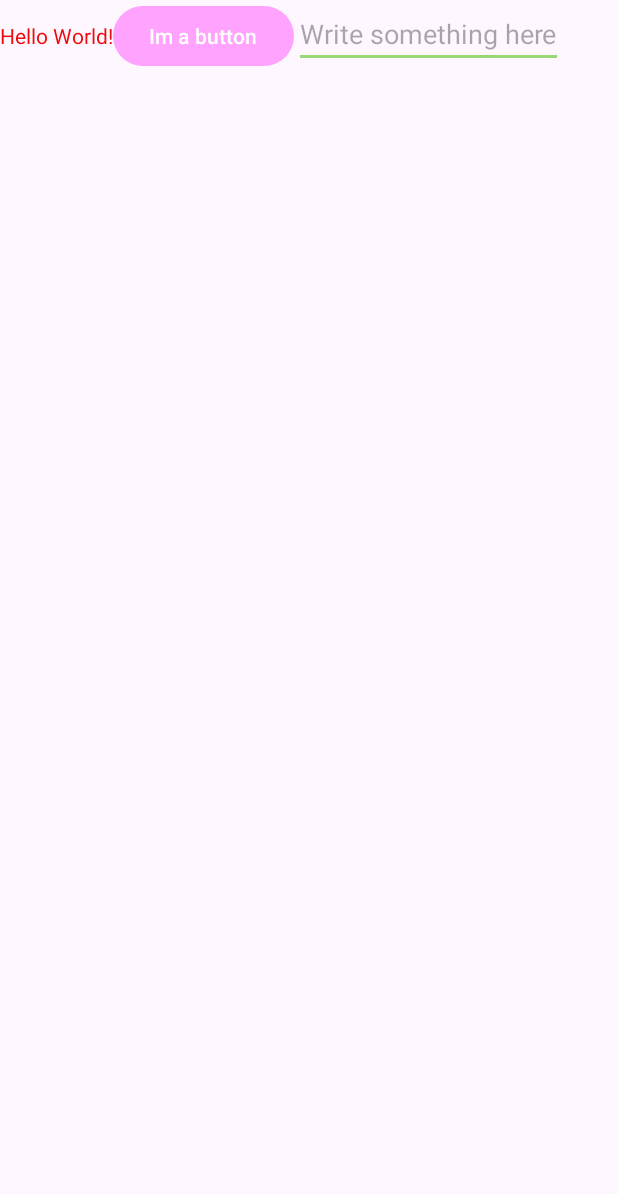
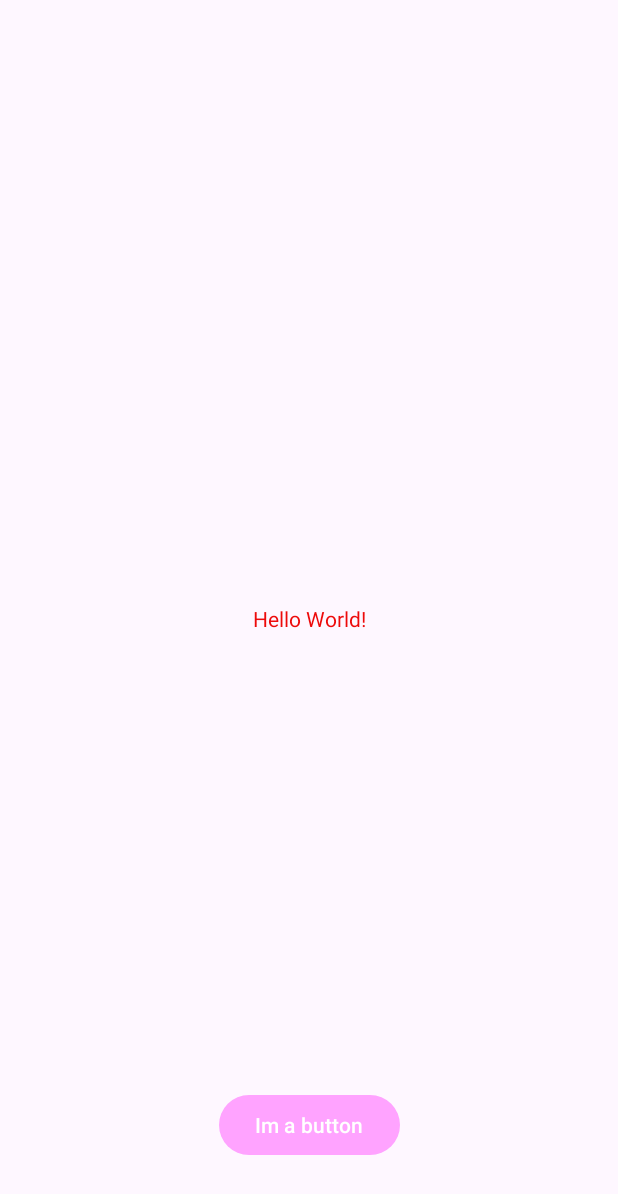
Before and after one commit to hanskkangg/android_studio, an Android app: the screen it shows after launch (MainActivity), on a phone screen of 412 x 824 dp. Shown: the top 1194 px of the screen. Run offline under Robolectric (Android 15) with nearby library versions, the phone set to English and light mode, and no system bars.

Commit message:
Revert "Fourth Commit - Implemented Model-View-ViewModel pattern in MainActivity"
This reverts commit 24fe37c75aeb29b8efd524398542cb718b769fb5.

```diff
--- a/app/build.gradle.kts
+++ b/app/build.gradle.kts
@@ -26,10 +26,6 @@ android {
         sourceCompatibility = JavaVersion.VERSION_1_8
         targetCompatibility = JavaVersion.VERSION_1_8
     }
-    //I added this method for lab2
-    buildFeatures {
-        viewBinding = true
-    }
 }
 
 dependencies {
--- a/app/src/main/java/algonquin/cst2335/kang0057/MainActivity.java
+++ b/app/src/main/java/algonquin/cst2335/kang0057/MainActivity.java
@@ -1,52 +1,14 @@
 package algonquin.cst2335.kang0057;
 
+import androidx.appcompat.app.AppCompatActivity;
+
 import android.os.Bundle;
-import androidx.annotation.Nullable;
-import androidx.appcompat.app.AppCompatActivity;
-import androidx.lifecycle.Observer;
-import androidx.lifecycle.ViewModelProvider;
-import algonquin.cst2335.kang0057.R;
-import algonquin.cst2335.kang0057.data.MainViewModel;
-import algonquin.cst2335.kang0057.databinding.ActivityMainBinding;
-import android.view.View;
-import android.widget.Button;
-import android.widget.EditText;
-import android.widget.TextView;
 
 public class MainActivity extends AppCompatActivity {
-    private ActivityMainBinding binding;
-    private MainViewModel model;
 
     @Override
-    protected void onCreate(@Nullable Bundle savedInstanceState) {
+    protected void onCreate(Bundle savedInstanceState) {
         super.onCreate(savedInstanceState);
-        binding = ActivityMainBinding.inflate(getLayoutInflater());
-        setContentView(binding.getRoot());
-
-        // Initialize ViewModel
-        model = new ViewModelProvider(this).get(MainViewModel.class);
-
-        // Find the TextView using View Binding
-        TextView mytext = binding.textview;
-        // Find the EditText using View Binding
-        EditText myedit = binding.myedittext;
-
-        Button mybutton = findViewById(R.id.button);
-        mybutton.setOnClickListener(new View.OnClickListener() {
-            @Override
-            public void onClick(View v) {
-                // Code to run when the button is clicked
-                String editString = myedit.getText().toString();
-                model.getEditTextData().postValue(editString);
-            }
-        });
-
-        // Observe changes in LiveData and update TextView
-        model.getEditTextData().observe(this, new Observer<String>() {
-            @Override
-            public void onChanged(String newText) {
-                mytext.setText("Your edit text has: " + newText);
-            }
-        });
+        setContentView(R.layout.activity_main);
     }
 }
--- a/app/src/main/java/algonquin/cst2335/kang0057/data/MainViewModel.java
+++ /dev/null
@@ -1,12 +0,0 @@
-package algonquin.cst2335.kang0057.data;
-
-import androidx.lifecycle.MutableLiveData;
-import androidx.lifecycle.ViewModel;
-
-public class MainViewModel extends ViewModel {
-    private final MutableLiveData<String> editTextData = new MutableLiveData<>();
-
-    public MutableLiveData<String> getEditTextData() {
-        return editTextData;
-    }
-}
--- a/app/src/main/res/layout/activity_main.xml
+++ b/app/src/main/res/layout/activity_main.xml
@@ -1,32 +1,29 @@
 <?xml version="1.0" encoding="utf-8"?>
-<LinearLayout
-    xmlns:android="http://schemas.android.com/apk/res/android"
+<androidx.constraintlayout.widget.ConstraintLayout xmlns:android="http://schemas.android.com/apk/res/android"
+    xmlns:app="http://schemas.android.com/apk/res-auto"
     xmlns:tools="http://schemas.android.com/tools"
     android:layout_width="match_parent"
     android:layout_height="match_parent"
-    android:orientation="horizontal"
     tools:context=".MainActivity">
 
     <TextView
-        android:id="@+id/textview"
         android:layout_width="wrap_content"
         android:layout_height="wrap_content"
-        android:text="@string/hello_message"/>
+        android:text="@string/hello_message"
+        app:layout_constraintBottom_toBottomOf="parent"
+        app:layout_constraintEnd_toEndOf="parent"
+        app:layout_constraintStart_toStartOf="parent"
+        app:layout_constraintTop_toTopOf="parent" />
 
     <Button
-        android:id="@+id/button"
         android:layout_width="wrap_content"
         android:layout_height="wrap_content"
         android:layout_marginBottom="50dp"
         android:text="@string/button_message"
-        />
-
-    <EditText
-        android:id="@+id/myedittext"
-        android:layout_width="wrap_content"
-        android:layout_height="wrap_content"
-        android:hint="@string/hinttext"
-        />
+        app:layout_constraintBottom_toBottomOf="parent"
+        app:layout_constraintEnd_toEndOf="parent"
+        app:layout_constraintHorizontal_bias="0.5"
+        app:layout_constraintStart_toStartOf="parent" />
 
 
-</LinearLayout>
+</androidx.constraintlayout.widget.ConstraintLayout>
--- a/app/src/main/res/values/strings.xml
+++ b/app/src/main/res/values/strings.xml
@@ -2,6 +2,4 @@
     <string name="app_name">Hans</string>
     <string name="hello_message">Hello World!</string>
     <string name="button_message">Im a button</string>
-    <string name="hinttext">Write something here</string>
-
 </resources>
```
Also changed, not shown: 1 other file.
